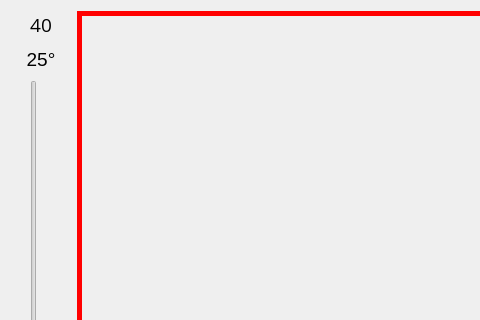
Qt form JuegoNapoleonN/pantallanivel2.ui (CristianMurillo2/Proyecto_final) before a commit; both pictures show x 0 to 480 and y 0 to 320 of the 1145 by 746 pixel window.
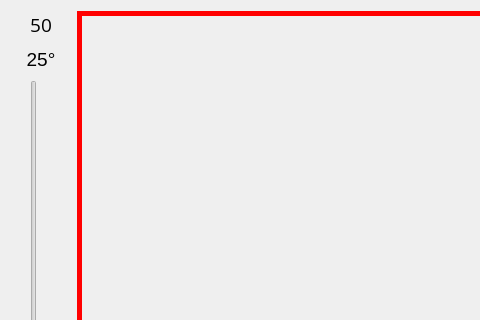
The same form after that commit. Icons and pictures are not drawn.

The edit to the form file:
```diff
--- a/JuegoNapoleonN/pantallanivel2.ui
+++ b/JuegoNapoleonN/pantallanivel2.ui
@@ -102,7 +102,7 @@
         </font>
        </property>
        <property name="text">
-        <string>40</string>
+        <string>50</string>
        </property>
        <property name="alignment">
         <set>Qt::AlignCenter</set>
```
